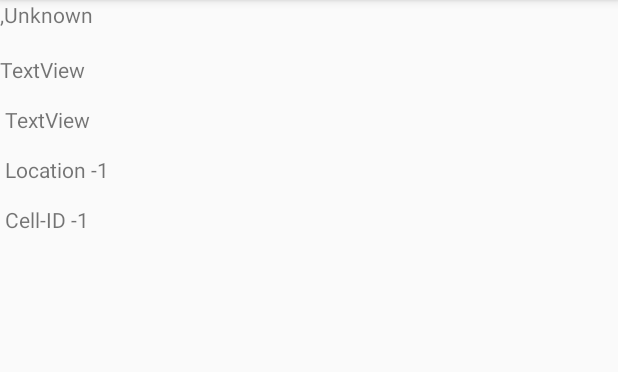
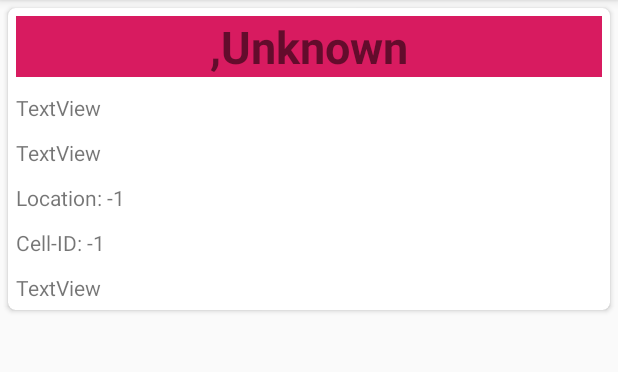
Before and after one commit to rushilrushat/OSINT, an Android app: the Towerinfo screen opened directly, with no data from a screen before it, on a phone screen of 412 x 824 dp, the part 84-456 px from its top. Run offline under Robolectric (Android 15) with nearby library versions, the phone set to English and light mode, and no system bars; 5 statements that could not run were skipped.

Commit message:
arrange folders

```diff
--- a/app/src/main/java/com/example/testapp/ui/Activity/Dns.kt
+++ b/app/src/main/java/com/example/testapp/ui/Activity/Dns.kt
@@ -12,5 +12,6 @@ class Dns : AppCompatActivity() {
         setContentView(R.layout.activity_dns)
         val pageUrl = "https://dnsdumpster.com"
         val intent = WebActivity.newIntent(this, pageUrl)
+        startActivity(intent)
     }
 }
--- a/app/src/main/java/com/example/testapp/ui/Activity/Iplookup.kt
+++ b/app/src/main/java/com/example/testapp/ui/Activity/Iplookup.kt
@@ -41,6 +41,7 @@ class iplookup : AppCompatActivity() {
                     + "[0-9]{2}|[1-9][0-9]|[1-9]|0)\\.(25[0-5]|2[0-4][0-9]|[0-1][0-9]{2}"
                     + "|[1-9][0-9]|[0-9]))"
     )
+
     var key1 = arrayOf<String>(
             "HOST",
             "IP",
--- a/app/src/main/java/com/example/testapp/ui/Activity/Towerinfo.kt
+++ b/app/src/main/java/com/example/testapp/ui/Activity/Towerinfo.kt
@@ -11,6 +11,7 @@ import android.telephony.gsm.GsmCellLocation
 import android.widget.TextView
 import androidx.core.app.ActivityCompat
 import com.example.testapp.R
+import kotlinx.android.synthetic.main.activity_towerinfo.*
 
 class Towerinfo : AppCompatActivity() {
     var telephonyManager: TelephonyManager? = null
@@ -51,12 +52,13 @@ class Towerinfo : AppCompatActivity() {
         if (gsmCellLocation2 != null) {
             i = gsmCellLocation2.cid
         }
-        cid.text = "Cell-ID $i"
+        cid.text = "Cell-ID: $i"
         val networkOperator = telephonyManager!!.networkOperator
-        mnc.text = "MNC " + networkOperator.substring(3)
-        mcc.text = "MCC " + networkOperator.substring(0, 3)
+        mnc.text = "MNC: " + networkOperator.substring(3)
+        mcc.text = "MCC: " + networkOperator.substring(0, 3)
         ty.text = telephonyManager!!.networkOperatorName + "," + getNetworkType(telephonyManager)
-        lac.text = "Location " + this.lac
+        lac.text = "Location: " + this.lac
+        main_cellid.text = "Main Cell-Id: ${networkOperator.substring(0, 3)}-${networkOperator.substring(3)}-${this.lac}-$i"
     }
     fun getNetworkType(telephonyManager2: TelephonyManager?): String {
         return when (telephonyManager2!!.networkType) {
--- a/app/src/main/java/com/example/testapp/ui/Activity/Trucaller.kt
+++ b/app/src/main/java/com/example/testapp/ui/Activity/Trucaller.kt
@@ -96,8 +96,8 @@ class trucaller : AppCompatActivity() {
                     for (i in 0 until jsonArray.length()) {
                         var d = Data()
                         var json_data = jsonArray.getJSONObject(i);
-                        d.id = json_data.getInt("id")
-                        d.type = json_data.getString("type")
+                        //d.id = json_data.getInt("id")
+                        //d.type = json_data.getString("type")
                         d.name = json_data.getString("name")
                         selectedI.add(json_data.getString("name"))
                         d.url = json_data.getString("url")
--- a/app/src/main/res/layout/activity_dns.xml
+++ b/app/src/main/res/layout/activity_dns.xml
@@ -1,9 +1,10 @@
 <?xml version="1.0" encoding="utf-8"?>
-<android.support.constraint.ConstraintLayout xmlns:android="http://schemas.android.com/apk/res/android"
+<RelativeLayout
+    xmlns:android="http://schemas.android.com/apk/res/android"
     xmlns:app="http://schemas.android.com/apk/res-auto"
     xmlns:tools="http://schemas.android.com/tools"
     android:layout_width="match_parent"
     android:layout_height="match_parent"
     tools:context=".ui.Activity.Dns">
 
-</android.support.constraint.ConstraintLayout>
+</RelativeLayout>
--- a/app/src/main/res/layout/activity_towerinfo.xml
+++ b/app/src/main/res/layout/activity_towerinfo.xml
@@ -5,58 +5,110 @@
     android:layout_width="match_parent"
     android:layout_height="match_parent"
     android:orientation="vertical"
-    tools:context=".ui.MainActivity">
+    tools:context=".ui.Activity.Towerinfo">
+
+    <androidx.cardview.widget.CardView
+        android:layout_width="match_parent"
+        android:layout_height="wrap_content"
+        android:layout_margin="5dp"
+        app:cardCornerRadius="5dp">
+
+        <LinearLayout
+            android:layout_width="match_parent"
+            android:layout_height="match_parent"
+            android:orientation="vertical">
 
             <TextView
                 android:id="@+id/tv"
-        android:layout_width="wrap_content"
+                android:textStyle="bold"
+                android:gravity="center"
+                android:background="@color/colorAccent"
+                android:layout_width="match_parent"
                 android:layout_height="wrap_content"
-        android:text="Hello World!"
-        app:layout_constraintBottom_toBottomOf="parent"
-        app:layout_constraintLeft_toLeftOf="parent"
-        app:layout_constraintRight_toRightOf="parent"
-        app:layout_constraintTop_toTopOf="parent" />
+                android:textSize="30dp"
+                android:layout_margin="5dp"
+                android:text="Hello World!" />
 
             <TextView
                 android:id="@+id/mnc"
-        android:layout_width="wrap_content"
+                android:layout_width="match_parent"
                 android:layout_height="wrap_content"
-        android:layout_marginTop="17dp"
-        android:layout_marginEnd="7dp"
-        android:layout_marginRight="7dp"
-        android:text="TextView"
-        app:layout_constraintEnd_toEndOf="@+id/tv"
-        app:layout_constraintTop_toBottomOf="@+id/tv" />
+                android:layout_margin="5dp"
+                android:text="TextView" />
 
             <TextView
                 android:id="@+id/mcc"
-        android:layout_width="wrap_content"
+                android:layout_width="match_parent"
                 android:layout_height="wrap_content"
-        android:layout_marginStart="3dp"
-        android:layout_marginLeft="3dp"
-        android:layout_marginTop="14dp"
-        android:text="TextView"
-        app:layout_constraintStart_toStartOf="@+id/mnc"
-        app:layout_constraintTop_toBottomOf="@+id/mnc" />
+                android:layout_margin="5dp"
+                android:text="TextView" />
 
             <TextView
                 android:id="@+id/loc"
+                android:layout_width="match_parent"
+                android:layout_height="wrap_content"
+                android:layout_margin="5dp"
+                android:text="TextView" />
+
+            <TextView
+                android:id="@+id/cellid"
+                android:layout_width="match_parent"
+                android:layout_height="wrap_content"
+                android:layout_margin="5dp"
+                android:text="TextView" />
+
+            <TextView
+                android:id="@+id/main_cellid"
+                android:layout_width="match_parent"
+                android:layout_height="wrap_content"
+                android:layout_margin="5dp"
+                android:text="TextView" />
+        </LinearLayout>
+    </androidx.cardview.widget.CardView>
+    <androidx.cardview.widget.CardView
+        android:layout_width="match_parent"
+        android:layout_height="wrap_content"
+        android:layout_margin="5dp"
+        android:visibility="gone"
+        app:cardCornerRadius="5dp">
+    <LinearLayout
+        android:layout_width="match_parent"
+        android:layout_height="wrap_content"
+        android:orientation="horizontal"
+        android:weightSum="2.5">
+        <TextView
             android:layout_width="wrap_content"
             android:layout_height="wrap_content"
-        android:layout_marginStart="3dp"
-        android:layout_marginLeft="3dp"
-        android:layout_marginTop="14dp"
-        android:text="TextView"
-        app:layout_constraintStart_toStartOf="@+id/mnc"
-        app:layout_constraintTop_toBottomOf="@+id/mnc" />
+            android:layout_margin="5dp"
+            android:layout_weight="0.5"
+            android:textSize="20dp"
+            android:textStyle="bold"
+            android:text="#" />
+
         <TextView
-        android:id="@+id/cellid"
             android:layout_width="wrap_content"
             android:layout_height="wrap_content"
-        android:layout_marginStart="3dp"
-        android:layout_marginLeft="3dp"
-        android:layout_marginTop="14dp"
-        android:text="TextView"
-        app:layout_constraintStart_toStartOf="@+id/mnc"
-        app:layout_constraintTop_toBottomOf="@+id/mnc" />
+            android:layout_margin="5dp"
+            android:layout_weight="1"
+            android:textSize="20dp"
+            android:textStyle="bold"
+            android:text="Cell-ID's" />
+
+        <TextView
+            android:layout_width="wrap_content"
+            android:layout_height="wrap_content"
+            android:layout_margin="5dp"
+            android:layout_weight="1"
+            android:textSize="20dp"
+            android:textStyle="bold"
+            android:text="Date-Time" />
     </LinearLayout>
+    </androidx.cardview.widget.CardView>
+
+    <androidx.recyclerview.widget.RecyclerView
+        android:id="@+id/tower_recycler"
+        android:layout_margin="5dp"
+        android:layout_width="match_parent"
+        android:layout_height="match_parent"/>
+
+</LinearLayout>
```
Also changed, not shown: app/src/main/AndroidManifest.xml (+7 -6 lines), app/src/main/java/com/example/testapp/adapter/Tower_Adupter.kt (added, +37 -0 lines), app/src/main/java/com/example/testapp/ui/Activity/MainActivity.kt (+6 -6 lines), app/src/main/res/layout/activity_main.xml (+50 -50 lines), app/src/main/res/layout/raw_tower.xml (added, +46 -0 lines), app/src/main/res/drawable-v24/tower.png (added). Lines whose indentation alone changed are shown as unchanged.
